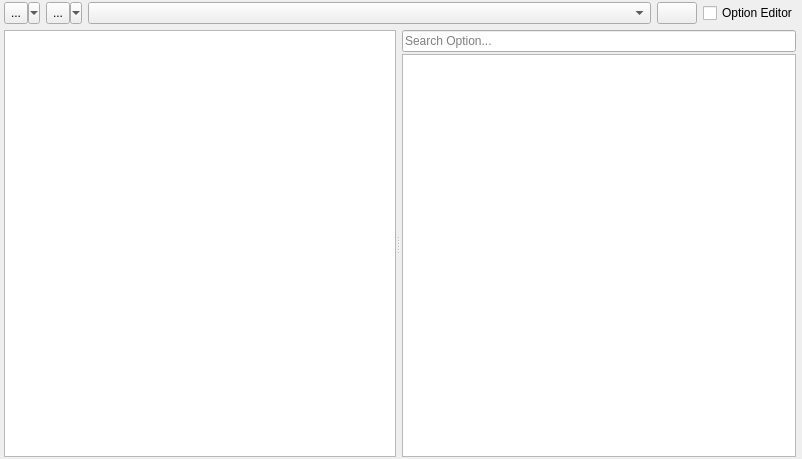
Old version of the form src/option/optionwidget.ui in the repository GAMS-dev/studio.
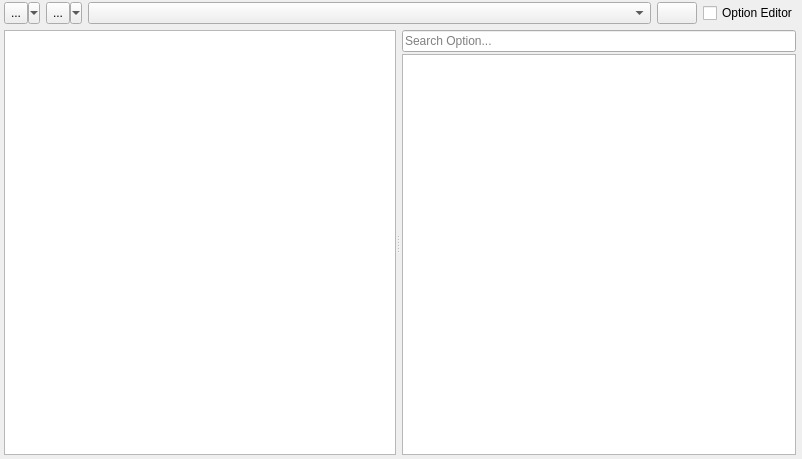
New version of the form. Icons and pictures are not drawn. Custom widgets are drawn as their Qt base class.

Commit message: removed old option ui elements from mainwindow

Diff of the .ui file:
```diff
--- a/src/option/optionwidget.ui
+++ b/src/option/optionwidget.ui
@@ -24,7 +24,7 @@
     <number>2</number>
    </property>
    <property name="bottomMargin">
-    <number>2</number>
+    <number>4</number>
    </property>
    <item>
     <widget class="QWidget" name="gamsCommandWidget" native="true">
```
The commit also changes 4 other files.
